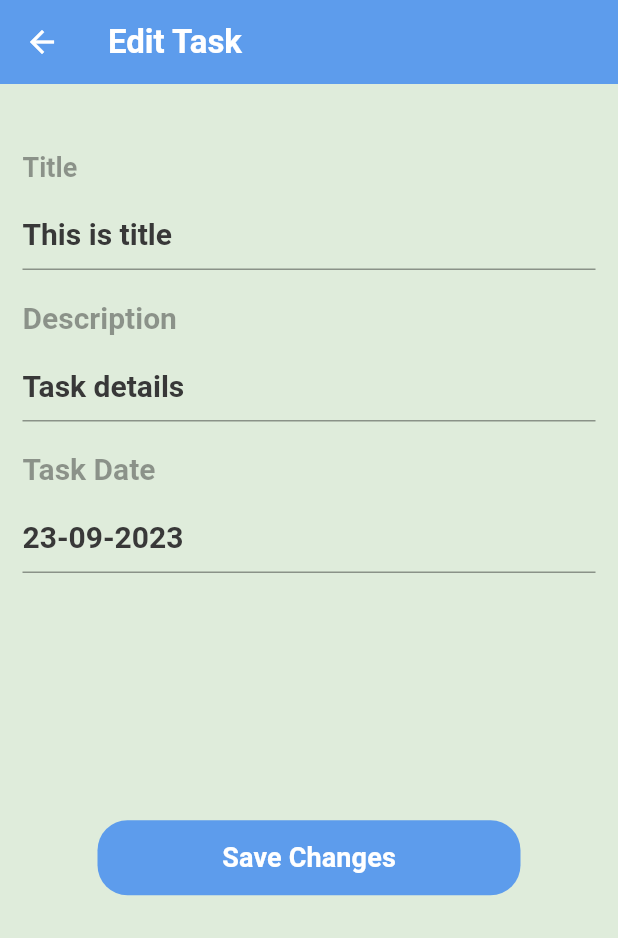
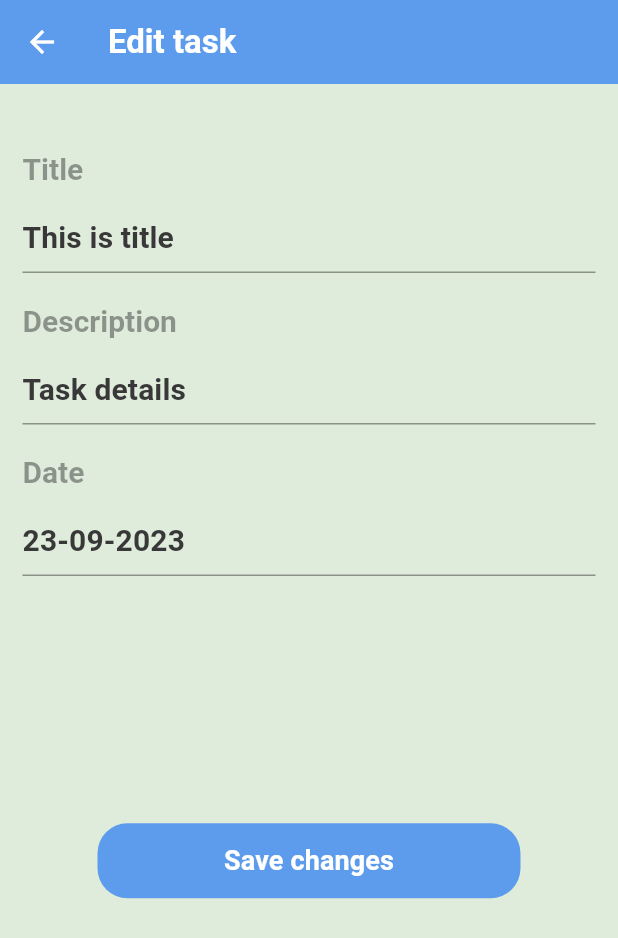
Before and after one commit to AlaaYounes/To-Do-App, a Flutter app: the screen it shows after launch, after a tap on "Play basket ball", on a phone screen of 412 x 824 dp. Shown: the top 938 px of the screen. Run offline on Flutter 3.47's test engine with Material 2 defaults, Android fonts, the phone set to English and light mode, and no system bars; our stand-ins replace calendar_timeline, flutter_slidable; generated files the repository leaves out were written again; Roboto replaces fonts that are missing (Poppins).

Commit message:
application design screens done

```diff
--- /dev/null
+++ b/l10n.yaml
@@ -0,0 +1,3 @@
+arb-dir: lib/l10n
+template-arb-file: app_en.arb
+output-localization-file: app_localizations.dart
--- a/lib/home/homeScreen.dart
+++ b/lib/home/homeScreen.dart
@@ -1,4 +1,5 @@
 import 'package:flutter/material.dart';
+import 'package:flutter_gen/gen_l10n/app_localizations.dart';
 import 'package:to_do/home/settings/settings.dart';
 import 'package:to_do/home/tasks/taskBottomSheet.dart';
 import 'package:to_do/home/tasks/tasksTab.dart';
@@ -17,16 +18,18 @@ class _HomeScreenState extends State<HomeScreen> {
   Widget build(BuildContext context) {
     return Scaffold(
       appBar: AppBar(
-        title: const Text('To Do List'),
+        title: Text(AppLocalizations.of(context)!.app_title),
       ),
       bottomNavigationBar: BottomAppBar(
         shape: CircularNotchedRectangle(),
         notchMargin: 8,
         child: BottomNavigationBar(
           items: [
-            BottomNavigationBarItem(icon: Icon(Icons.list), label: 'Tasks'),
+            BottomNavigationBarItem(icon: Icon(Icons.list),
+                label: AppLocalizations.of(context)!.tasks),
             BottomNavigationBarItem(
-                icon: Icon(Icons.settings_outlined), label: 'Settings'),
+                icon: Icon(Icons.settings_outlined),
+                label: AppLocalizations.of(context)!.settings),
           ],
           currentIndex: selectedIndex,
           onTap: (index) {
--- a/lib/home/tasks/taskBottomSheet.dart
+++ b/lib/home/tasks/taskBottomSheet.dart
@@ -1,4 +1,5 @@
 import 'package:flutter/material.dart';
+import 'package:flutter_gen/gen_l10n/app_localizations.dart';
 import 'package:intl/intl.dart';
 import 'package:to_do/theme.dart';
 
@@ -28,7 +29,7 @@ class _TaskBottomSheetState extends State<TaskBottomSheet> {
                 height: 10,
               ),
               Text(
-                'Title',
+                AppLocalizations.of(context)!.task_title,
                 style: Theme.of(context).textTheme.titleLarge!.copyWith(
                     color: MyTheme.blackColor.withOpacity(.5), fontSize: 18),
               ),
@@ -58,7 +59,7 @@ class _TaskBottomSheetState extends State<TaskBottomSheet> {
                 height: 15,
               ),
               Text(
-                'Description',
+                AppLocalizations.of(context)!.task_description,
                 style: Theme.of(context).textTheme.titleLarge!.copyWith(
                     color: MyTheme.blackColor.withOpacity(.5), fontSize: 20),
               ),
@@ -89,7 +90,7 @@ class _TaskBottomSheetState extends State<TaskBottomSheet> {
                 height: 15,
               ),
               Text(
-                'Task Date',
+                AppLocalizations.of(context)!.task_date,
                 style: Theme.of(context).textTheme.titleLarge!.copyWith(
                     color: MyTheme.blackColor.withOpacity(.5), fontSize: 20),
               ),
@@ -145,7 +146,7 @@ class _TaskBottomSheetState extends State<TaskBottomSheet> {
                     color: MyTheme.blueColor,
                   ),
                   child: Text(
-                    'Add Task',
+                    AppLocalizations.of(context)!.add_task,
                     style: Theme.of(context)
                         .textTheme
                         .titleSmall!
--- a/lib/home/tasks/taskDetails.dart
+++ b/lib/home/tasks/taskDetails.dart
@@ -1,4 +1,5 @@
 import 'package:flutter/material.dart';
+import 'package:flutter_gen/gen_l10n/app_localizations.dart';
 import 'package:intl/intl.dart';
 import 'package:to_do/theme.dart';
 
@@ -17,7 +18,7 @@ class _TaskDetailsState extends State<TaskDetails> {
     return Scaffold(
       appBar: AppBar(
         title: Text(
-          'Edit Task',
+          AppLocalizations.of(context)!.edit_task,
           style: Theme.of(context).textTheme.titleLarge,
         ),
         elevation: 0,
@@ -32,9 +33,11 @@ class _TaskDetailsState extends State<TaskDetails> {
                 height: 30,
               ),
               Text(
-                'Title',
-                style: Theme.of(context).textTheme.titleLarge!.copyWith(
-                    color: MyTheme.blackColor.withOpacity(.5), fontSize: 18),
+                AppLocalizations.of(context)!.task_title,
+                style: Theme
+                    .of(context)
+                    .textTheme
+                    .bodyLarge,
               ),
               SizedBox(
                 height: 10,
@@ -44,21 +47,20 @@ class _TaskDetailsState extends State<TaskDetails> {
                   hintText: 'This is title',
                   hintStyle: Theme.of(context)
                       .textTheme
-                      .titleLarge!
-                      .copyWith(color: MyTheme.blackColor, fontSize: 20),
+                      .titleSmall!
+                      .copyWith(fontSize: 20),
                 ),
                 style: Theme.of(context)
                     .textTheme
-                    .titleLarge!
+                    .titleSmall!
                     .copyWith(color: MyTheme.blackColor, fontSize: 20),
               ),
               SizedBox(
                 height: 20,
               ),
               Text(
-                'Description',
-                style: Theme.of(context).textTheme.titleLarge!.copyWith(
-                    color: MyTheme.blackColor.withOpacity(.5), fontSize: 20),
+                AppLocalizations.of(context)!.task_description,
+                style: Theme.of(context).textTheme.bodyLarge,
               ),
               SizedBox(
                 height: 10,
@@ -68,22 +70,21 @@ class _TaskDetailsState extends State<TaskDetails> {
                   hintText: 'Task details',
                   hintStyle: Theme.of(context)
                       .textTheme
-                      .titleLarge!
-                      .copyWith(color: MyTheme.blackColor, fontSize: 20),
+                      .titleSmall!
+                      .copyWith(fontSize: 20),
                 ),
                 style: Theme.of(context)
                     .textTheme
-                    .titleLarge!
-                    .copyWith(color: MyTheme.blackColor, fontSize: 20),
+                    .titleSmall!
+                    .copyWith(fontSize: 20),
                 maxLines: null,
               ),
               SizedBox(
                 height: 20,
               ),
               Text(
-                'Task Date',
-                style: Theme.of(context).textTheme.titleLarge!.copyWith(
-                    color: MyTheme.blackColor.withOpacity(.5), fontSize: 20),
+                AppLocalizations.of(context)!.task_date,
+                style: Theme.of(context).textTheme.bodyLarge,
               ),
               SizedBox(
                 height: 10,
@@ -94,13 +95,13 @@ class _TaskDetailsState extends State<TaskDetails> {
                   hintText: '$selectedDate',
                   hintStyle: Theme.of(context)
                       .textTheme
-                      .titleLarge!
-                      .copyWith(color: MyTheme.blackColor, fontSize: 20),
+                      .titleSmall!
+                      .copyWith(fontSize: 20),
                 ),
                 style: Theme.of(context)
                     .textTheme
-                    .titleLarge!
-                    .copyWith(color: MyTheme.blackColor, fontSize: 20),
+                    .titleSmall!
+                    .copyWith(fontSize: 20),
                 onTap: () {
                   showDatePicker(
                     context: context,
@@ -129,7 +130,7 @@ class _TaskDetailsState extends State<TaskDetails> {
                     color: MyTheme.blueColor,
                   ),
                   child: Text(
-                    'Save Changes',
+                    AppLocalizations.of(context)!.save_changes,
                     style: Theme.of(context)
                         .textTheme
                         .titleSmall!
--- a/lib/home/tasks/taskItem.dart
+++ b/lib/home/tasks/taskItem.dart
@@ -1,6 +1,9 @@
 import 'package:flutter/material.dart';
+import 'package:flutter_gen/gen_l10n/app_localizations.dart';
 import 'package:flutter_slidable/flutter_slidable.dart';
+import 'package:provider/provider.dart';
 import 'package:to_do/home/tasks/taskDetails.dart';
+import 'package:to_do/providers/config_provider.dart';
 import 'package:to_do/theme.dart';
 
 class TaskItem extends StatelessWidget {
@@ -8,6 +11,7 @@ class TaskItem extends StatelessWidget {
 
   @override
   Widget build(BuildContext context) {
+    var provider = Provider.of<AppConfigProvider>(context);
     return Slidable(
       startActionPane: ActionPane(
         motion: const ScrollMotion(),
@@ -19,7 +23,7 @@ class TaskItem extends StatelessWidget {
             backgroundColor: MyTheme.redColor,
             foregroundColor: Colors.white,
             icon: Icons.delete,
-            label: 'Delete',
+            label: AppLocalizations.of(context)!.delete_task,
           ),
         ],
       ),
@@ -31,7 +35,7 @@ class TaskItem extends StatelessWidget {
           margin: EdgeInsets.symmetric(horizontal: 15, vertical: 10),
           height: 100,
           decoration: BoxDecoration(
-            color: MyTheme.whiteColor,
+            color: provider.isDark() ? MyTheme.navyBlue : MyTheme.whiteColor,
             borderRadius: BorderRadius.circular(15),
           ),
           child: Row(
--- a/lib/home/tasks/tasksTab.dart
+++ b/lib/home/tasks/tasksTab.dart
@@ -1,6 +1,8 @@
 import 'package:calendar_timeline/calendar_timeline.dart';
 import 'package:flutter/material.dart';
+import 'package:provider/provider.dart';
 import 'package:to_do/home/tasks/taskItem.dart';
+import 'package:to_do/providers/config_provider.dart';
 import 'package:to_do/theme.dart';
 
 class TasksTab extends StatelessWidget {
@@ -8,6 +10,7 @@ class TasksTab extends StatelessWidget {
 
   @override
   Widget build(BuildContext context) {
+    var provider = Provider.of<AppConfigProvider>(context);
     return Column(
       children: [
         CalendarTimeline(
@@ -20,7 +23,9 @@ class TasksTab extends StatelessWidget {
             Duration(days: 365),
           ),
           onDateSelected: (DateTime) {},
-          dayColor: MyTheme.blackColor,
+          dayColor: provider.isDark() ? MyTheme.whiteColor : MyTheme.blackColor,
+          monthColor:
+              provider.isDark() ? MyTheme.whiteColor : MyTheme.blackColor,
         ),
         Expanded(
           child: ListView.builder(
--- a/lib/main.dart
+++ b/lib/main.dart
@@ -1,24 +1,36 @@
 import 'package:flutter/material.dart';
+import 'package:flutter_gen/gen_l10n/app_localizations.dart';
+import 'package:provider/provider.dart';
 import 'package:to_do/home/homeScreen.dart';
 import 'package:to_do/home/tasks/taskDetails.dart';
+import 'package:to_do/providers/config_provider.dart';
 import 'package:to_do/theme.dart';
 
 void main() {
-  runApp(MyApp());
+  runApp(
+    ChangeNotifierProvider(
+      create: (BuildContext context) => AppConfigProvider(),
+      child: MyApp(),
+    ),
+  );
 }
 
 class MyApp extends StatelessWidget {
   @override
   Widget build(BuildContext context) {
+    AppConfigProvider provider = Provider.of<AppConfigProvider>(context);
     return MaterialApp(
-      title: 'To Do App',
+      title: 'To Do List',
       initialRoute: HomeScreen.routeName,
       routes: {
         HomeScreen.routeName: (context) => HomeScreen(),
         TaskDetails.routeName: (context) => TaskDetails(),
       },
+      localizationsDelegates: AppLocalizations.localizationsDelegates,
+      supportedLocales: AppLocalizations.supportedLocales,
+      locale: provider.locale,
       theme: MyTheme.lightTheme,
-      themeMode: ThemeMode.light,
+      themeMode: provider.appTheme,
       darkTheme: MyTheme.darkTheme,
       debugShowCheckedModeBanner: false,
     );
--- /dev/null
+++ b/lib/providers/config_provider.dart
@@ -0,0 +1,31 @@
+import 'package:flutter/material.dart';
+
+class AppConfigProvider extends ChangeNotifier {
+  ThemeMode appTheme = ThemeMode.light;
+
+  void changeTheme(newMode) {
+    if (appTheme == newMode) {
+      return;
+    }
+    appTheme = newMode;
+    notifyListeners();
+  }
+
+  isDark() {
+    return appTheme == ThemeMode.dark ? true : false;
+  }
+
+  Locale locale = Locale('en');
+
+  void changeLanguage(newLanguage) {
+    if (locale == newLanguage) {
+      return;
+    }
+    locale = newLanguage;
+    notifyListeners();
+  }
+
+  isEnglish() {
+    return locale == Locale('en') ? true : false;
+  }
+}
--- a/lib/theme.dart
+++ b/lib/theme.dart
@@ -9,6 +9,7 @@ class MyTheme {
   static Color redColor = Color(0xffEC4B4B);
   static Color greenColor = Color(0xff61E757);
   static Color darkBackground = Color(0xff060E1E);
+  static Color navyBlue = Color(0xff1c252f);
   static Color offWhiteColor = Color(0xCDCACAE8);
 
   static ThemeData lightTheme = ThemeData(
@@ -33,6 +34,11 @@ class MyTheme {
           fontSize: 18,
           fontFamily: 'Poppins',
           color: blackColor),
+      bodyLarge: TextStyle(
+          fontWeight: FontWeight.bold,
+          fontSize: 20,
+          fontFamily: 'Poppins',
+          color: blackColor.withOpacity(.50)),
     ),
     bottomNavigationBarTheme: BottomNavigationBarThemeData(
       backgroundColor: Colors.transparent,
@@ -62,7 +68,7 @@ class MyTheme {
         fontWeight: FontWeight.bold,
         fontSize: 22,
         fontFamily: 'Poppins',
-        color: blackColor,
+        color: whiteColor,
       ),
       titleMedium: TextStyle(
           fontWeight: FontWeight.bold,
@@ -74,9 +80,14 @@ class MyTheme {
           fontSize: 18,
           fontFamily: 'Poppins',
           color: whiteColor),
+      bodyLarge: TextStyle(
+          fontWeight: FontWeight.bold,
+          fontSize: 20,
+          fontFamily: 'Poppins',
+          color: whiteColor.withOpacity(.25)),
     ),
     bottomNavigationBarTheme: BottomNavigationBarThemeData(
-      backgroundColor: Colors.transparent,
+      backgroundColor: navyBlue,
       elevation: 0,
       selectedItemColor: blueColor,
       unselectedItemColor: greyColor,
--- a/pubspec.yaml
+++ b/pubspec.yaml
@@ -38,8 +38,10 @@ dependencies:
   hexcolor: ^3.0.1
   flutter_slidable: ^3.0.0
   calendar_timeline: ^1.1.2
-  intl: ^0.18.1
+  intl: any
   provider: ^6.0.5
+  flutter_localizations:
+    sdk: flutter
 
 dev_dependencies:
   flutter_test:
@@ -57,7 +59,7 @@ dev_dependencies:
 
 # The following section is specific to Flutter packages.
 flutter:
-
+  generate: true
   # The following line ensures that the Material Icons font is
   # included with your application, so that you can use the icons in
   # the material Icons class.
```
Also changed, not shown: lib/home/settings/languageBottomSheet.dart (added, +96 -0 lines), lib/home/settings/settings.dart (+21 -8 lines), lib/home/settings/themeBottomSheet.dart (added, +91 -0 lines), lib/home/tasks/languageBottomSheet.dart (deleted, +0 -49 lines), lib/home/tasks/themeBottomSheet.dart (deleted, +0 -44 lines), lib/l10n/app_ar.arb (added, +18 -0 lines), lib/l10n/app_en.arb (added, +18 -0 lines), pubspec.lock.
